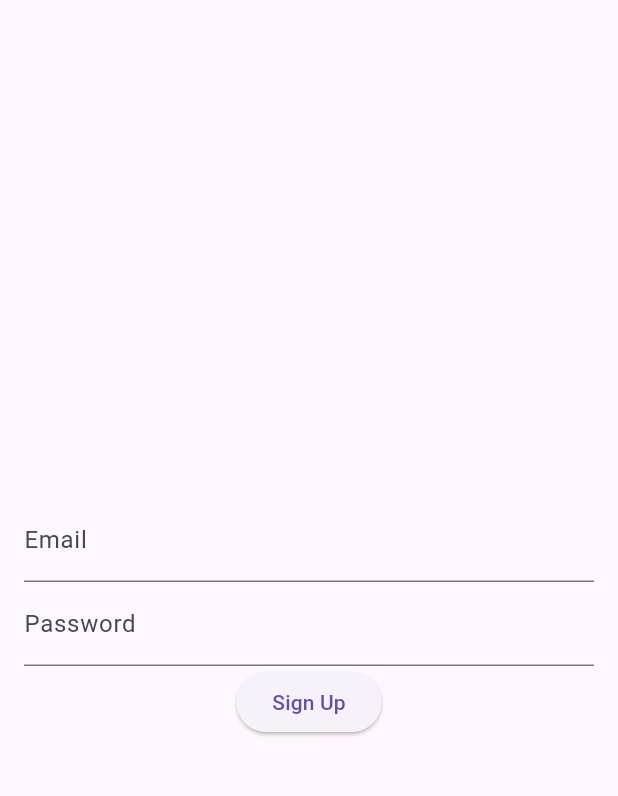
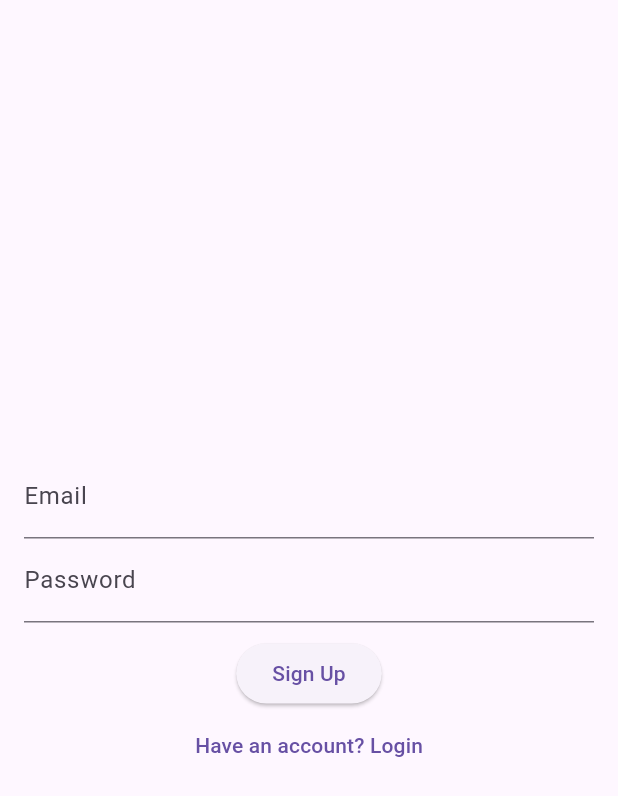
Before and after one commit to ernestkoko/broadcaad_mobile, a Flutter app: the SignUpScreen screen opened directly, on a phone screen of 412 x 824 dp. Shown: the top 796 px of the screen. Run offline on Flutter 3.47's test engine with Material 3 defaults, Android fonts, the phone set to English and light mode, and no system bars; our stand-ins replace equatable, firebase_auth, firebase_core, flutter_bloc; accounts and stored records are empty.

Commit message:
Worked on the app.

```diff
--- a/lib/blocs/auth/auth_event.dart
+++ b/lib/blocs/auth/auth_event.dart
@@ -1,20 +1,14 @@
-import 'package:equatable/equatable.dart';
+part of 'auth_bloc.dart';
 
 abstract class AuthEvent extends Equatable {
   @override
   List<Object> get props => [];
 }
 
-class LoginEvent extends AuthEvent {
-  final String email;
-  final String password;
+class LoginEvent extends AuthEvent {}
 
-  LoginEvent(this.email, this.password);
-}
+class SignUpEvent extends AuthEvent {}
 
-class SignUpEvent extends AuthEvent {
-  final String email;
-  final String password;
+class OnLoginTextChangeEvent extends AuthEvent {}
 
-  SignUpEvent(this.email, this.password);
-}
+class OnSignUpTextChangeEvent extends AuthEvent {}
--- a/lib/blocs/auth/auth_state.dart
+++ b/lib/blocs/auth/auth_state.dart
@@ -1,5 +1,4 @@
-import 'package:equatable/equatable.dart';
-
+part of 'auth_bloc.dart';
 abstract class AuthState extends Equatable {
   @override
   List<Object> get props => [];
--- /dev/null
+++ b/lib/blocs/bloc.dart
@@ -0,0 +1 @@
+export 'auth/auth_bloc.dart';
--- /dev/null
+++ b/lib/extensions/app_string.dart
@@ -0,0 +1,5 @@
+extension AppString on String{
+  bool get isEmail =>
+      RegExp(r'^[a-zA-Z0-9._%+-]+@[a-zA-Z0-9.-]+\.[a-zA-Z]{2,}$')
+          .hasMatch(this);
+}
--- /dev/null
+++ b/lib/extensions/extensions.dart
@@ -0,0 +1,2 @@
+export 'app_num.dart';
+export 'app_string.dart';
--- /dev/null
+++ b/lib/screens/screens.dart
@@ -0,0 +1,3 @@
+export 'login_screen.dart';
+export 'signup_screen.dart';
+export 'home_screen.dart';
--- a/lib/screens/signup_screen.dart
+++ b/lib/screens/signup_screen.dart
@@ -1,17 +1,14 @@
+import 'package:assessment_app/extensions/extensions.dart';
 import 'package:flutter/material.dart';
 import 'package:flutter_bloc/flutter_bloc.dart';
 import 'package:assessment_app/blocs/auth/auth_bloc.dart';
-import 'package:assessment_app/blocs/auth/auth_event.dart';
-import 'package:assessment_app/blocs/auth/auth_state.dart';
+import 'package:assessment_app/blocs/bloc.dart';
 
 class SignUpScreen extends StatelessWidget {
-  final TextEditingController emailController = TextEditingController();
-  final TextEditingController passwordController = TextEditingController();
-
   @override
   Widget build(BuildContext context) {
     return Scaffold(
-      body: BlocListener<AuthBloc, AuthState>(
+      body: BlocConsumer<AuthBloc, AuthState>(
         listener: (context, state) {
           if (state is AuthSuccess) {
             // Navigate to login screen
@@ -22,34 +19,44 @@ class SignUpScreen extends StatelessWidget {
             );
           }
         },
-        child: Padding(
+        builder: (context, state) {
+          final bloc = context.read<AuthBloc>();
+          final loading = state is AuthLoading;
+          return Padding(
             padding: EdgeInsets.all(16.0),
             child: Column(
               mainAxisAlignment: MainAxisAlignment.center,
               children: [
                 TextField(
-                controller: emailController,
-                decoration: InputDecoration(labelText: 'Email'),
+                    controller: bloc.signUpEmailController,
+                    canRequestFocus: !loading,
+                    decoration: InputDecoration(
+                        labelText: 'Email', errorText: bloc.signUpEmailError),
+                    onChanged: (text) => bloc.add(OnSignUpTextChangeEvent())),
+                TextField(
+                  controller: bloc.signUpPasswordController,
+                  decoration: InputDecoration(
+                      labelText: 'Password',
+                      errorText: bloc.signupPasswordError),
+                  obscureText: true,
+                  canRequestFocus: !loading,
+                  onChanged: (text) => bloc.add(OnSignUpTextChangeEvent()),
                 ),
-              TextField(
-                controller: passwordController,
-                decoration: InputDecoration(labelText: 'Password'),
-                obscureText: true,
+                10.verticalSpace,
+                ElevatedButton(
+                  onPressed: loading
+                      ? null
+                      : () => context.read<AuthBloc>().add(SignUpEvent()),
+                  child: loading ? 10.progressIndicator : Text('Sign Up'),
                 ),
-              ElevatedButton(
-                onPressed: () {
-                  BlocProvider.of<AuthBloc>(context).add(
-                    SignUpEvent(
-                      emailController.text,
-                      passwordController.text,
+                TextButton(
+                  onPressed: loading ? null : () => Navigator.of(context).pop(),
+                  child: Text('Have an account? Login'),
+                ),
+              ],
             ),
           );
         },
-                child: Text('Sign Up'),
-              ),
-            ],
-          ),
-        ),
       ),
     );
   }
--- a/pubspec.yaml
+++ b/pubspec.yaml
@@ -13,9 +13,9 @@ dependencies:
     sdk: flutter
   flutter_bloc: ^8.0.1
   equatable: ^2.0.3
-  firebase_auth: ^3.3.3
-  firebase_core: ^1.12.0
-  google_fonts: ^2.1.0
+  firebase_auth: ^5.3.0
+  firebase_core: ^3.5.0
+  google_fonts: ^6.2.1
 
 dev_dependencies:
   flutter_test:
```
Also changed, not shown: lib/blocs/auth/auth_bloc.dart (+149 -23 lines), lib/extensions/app_num.dart (added, +12 -0 lines), lib/main.dart (+6 -3 lines), lib/repositories/auth_repository.dart (+6 -6 lines), lib/screens/home_screen.dart (added, +26 -0 lines), lib/screens/login_screen.dart (+47 -31 lines), firebase.json (added), lib/firebase_options.dart (added), pubspec.lock, 21 other files. Lines whose indentation alone changed are shown as unchanged.
